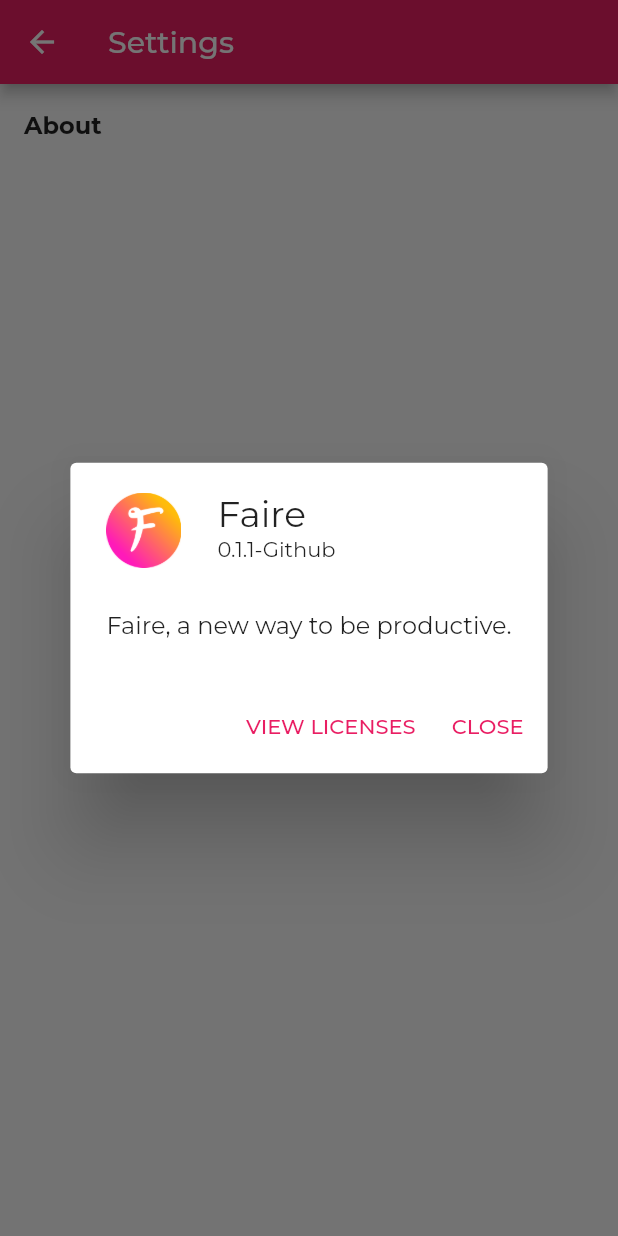
After one commit to Faire-Productivity/Faire-App, a Flutter app: the SettingsPage screen opened directly, after a tap on "About", on a phone screen of 412 x 824 dp. The commit adds this screen. Run offline on Flutter 3.47's test engine with Material 2 defaults, Android fonts, the phone set to English and light mode, and no system bars; our stand-ins replace cloud_firestore, firebase_core, google_fonts; accounts and stored records are empty.

Commit message:
0.1.1 release
1) Fixed UI issue where the text was too much the other content isn't visible including the delete button. https://cdn.discordapp.com/attachments/764037870792605707/764792908393611274/unknown-1.png

2) Removed the "Faire" branding in the app bar. Allowing to make room for the Category name. https://cdn.discordapp.com/attachments/764037870792605707/764792908661391410/unknown-2.png

3) Added a settings page and about page. *More settings will be added soon.* https://cdn.discordapp.com/attachments/764037870792605707/764792908963643402/faire_0.1.1_changelog-3.gif

```diff
--- a/lib/main.dart
+++ b/lib/main.dart
@@ -19,6 +19,9 @@ class MyApp extends StatelessWidget {
         theme: ThemeData(
           fontFamily: GoogleFonts.montserrat().fontFamily,
           primarySwatch: Colors.pink,
+          // to be impemented on 0.1.2
+          // primaryColor: Color(0xfff50057),
+          // accentColor: Color(0xffffbc0a),
           visualDensity: VisualDensity.adaptivePlatformDensity,
         ),
         home: Homepage(),
--- /dev/null
+++ b/lib/pages/settings.dart
@@ -0,0 +1,39 @@
+import 'package:flutter/material.dart';
+
+class SettingsPage extends StatefulWidget {
+  @override
+  _SettingsPageState createState() => _SettingsPageState();
+}
+
+class _SettingsPageState extends State<SettingsPage> {
+  @override
+  Widget build(BuildContext context) {
+    return Scaffold(
+      appBar: AppBar(
+        title: Text("Settings"),
+      ),
+      body: ListView(
+        children: [
+          ListTile(
+            title: Text("About", style: TextStyle(fontWeight: FontWeight.bold),),
+            onTap: () {
+              showAbout();
+            },
+          )
+        ],
+      ),
+    );
+  }
+
+  showAbout() {
+    showAboutDialog(
+      context: context,
+      applicationName: "Faire",
+      applicationVersion: "0.1.1-Github",
+      applicationIcon: Image.asset("assets/faire_favicon.png",height: 50,),
+      children: [
+        Text("Faire, a new way to be productive.")
+      ]
+    );
+  }
+}
--- a/lib/pages/task_categories.dart
+++ b/lib/pages/task_categories.dart
@@ -39,7 +39,7 @@ class TaskCategoryView extends StatelessWidget {
                   title: Row(
                     mainAxisAlignment: MainAxisAlignment.spaceBetween,
                     children: [
-                      Text(value.categories[index].name),
+                      Flexible(child: Text(value.categories[index].name)),
                       Text(value.categories[index].tasks.where((t) => t.complete).length.toString() + " / " + value.categories[index].tasks.length.toString()),
                     ],
                     ),
--- a/lib/pages/task_list.dart
+++ b/lib/pages/task_list.dart
@@ -43,13 +43,15 @@ class TaskList extends StatelessWidget {
                             title: Row(
                               mainAxisAlignment: MainAxisAlignment.spaceBetween,
                               children: [
-                                Text(
+                                Flexible(
+                                  child: Text(
                                     taskItem.tasks[index].title,
                                     style: TextStyle(
                                       // fontWeight: FontWeight.bold,
                                       decoration: taskItem.tasks[index].complete
                                           ? TextDecoration.lineThrough
                                           : null,
+                                    ),
                                   ),
                                 ),
                                 IconButton(
--- /dev/null
+++ b/lib/services/popup_constants.dart
@@ -0,0 +1,7 @@
+class PopUpConstants {
+  static const String Settings = "Settings";
+
+  static const List<String> popupChoices = <String>[
+    Settings
+  ];
+}
--- a/pubspec.yaml
+++ b/pubspec.yaml
@@ -15,7 +15,7 @@ publish_to: 'none' # Remove this line if you wish to publish to pub.dev
 # In iOS, build-name is used as CFBundleShortVersionString while build-number used as CFBundleVersion.
 # Read more about iOS versioning at
 # https://developer.apple.com/library/archive/documentation/General/Reference/InfoPlistKeyReference/Articles/CoreFoundationKeys.html
-version: 0.1.0+1
+version: 0.1.1+2
 
 environment:
   sdk: ">=2.7.0 <3.0.0"
@@ -28,6 +28,8 @@ dependencies:
   firebase_core: ^0.5.0
   cloud_firestore: ^0.14.0+2
   firebase_analytics: ^6.0.0
+  marquee: ^1.6.1
+  flutter_spinkit: ^4.1.2
 
 
   # The following adds the Cupertino Icons font to your application.
```
Also changed, not shown: lib/pages/home.dart (+24 -2 lines), pubspec.lock, 8 other files. Lines whose indentation alone changed are shown as unchanged.
